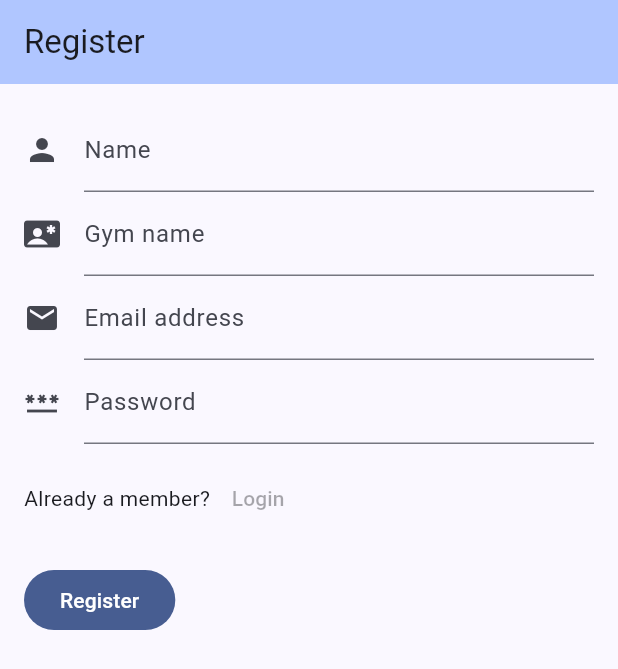
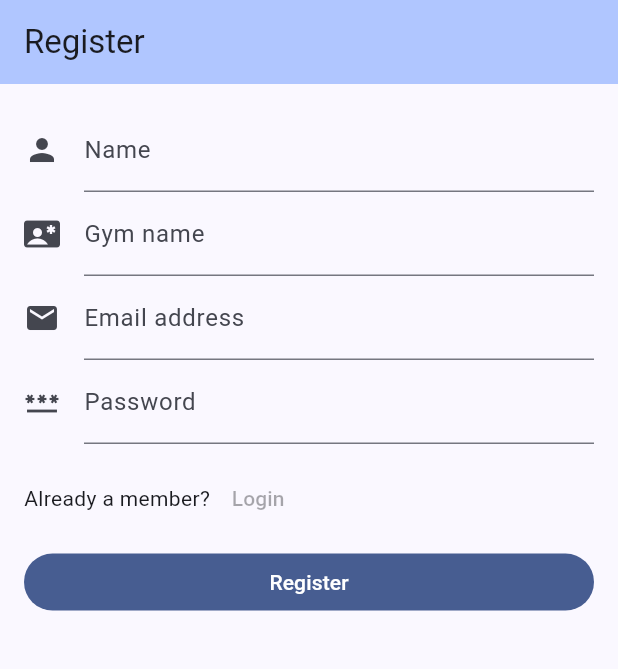
Before and after one commit to alabenyahia/flutter_firebase_test, a Flutter app: the screen it shows after launch, on a phone screen of 412 x 824 dp. Shown: the top 669 px of the screen. Run offline on Flutter 3.47's test engine with Material 3 defaults, Android fonts, the phone set to English and light mode, and no system bars.

Commit message:
Make form submit button full width

```diff
--- a/lib/screens/login.dart
+++ b/lib/screens/login.dart
@@ -61,11 +61,14 @@ class _LoginFormState extends State<LoginForm> {
                   ),
                 ),
                 Container(
-                  margin: const EdgeInsets.only(top: 20.0),
+                  margin: const EdgeInsets.only(top: 8.0),
                   child: FilledButton(
                       onPressed: () {
                         debugPrint('Login pressed');
                       },
+                      style: ElevatedButton.styleFrom(
+                        minimumSize: const Size.fromHeight(38),
+                      ),
                       child: const Text('Login')
                   ),
                 )
--- a/lib/screens/register.dart
+++ b/lib/screens/register.dart
@@ -71,12 +71,16 @@ class _RegisterFormState extends State<RegisterForm> {
                   ),
                 ),
                 Container(
-                  margin: const EdgeInsets.only(top: 20.0),
+                  margin: const EdgeInsets.only(top: 8.0),
                   child: FilledButton(
                       onPressed: () {
                         debugPrint('Register pressed');
                       },
-                      child: const Text('Register')),
+                    style: ElevatedButton.styleFrom(
+                      minimumSize: const Size.fromHeight(38),
+                    ),
+                    child: const Text('Register'),
+                  ),
                 )
               ],
             ),
```
